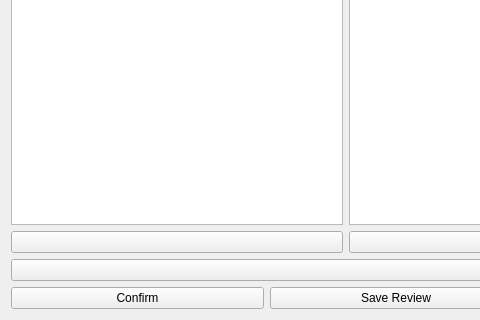
First picture: the form in gui/MaskEditingGui.ui, repository mistycheney/MouseBrainAtlas, before the edit; both pictures show x 0 to 480 and y 507 to 827 of the 1050 by 827 pixel window.
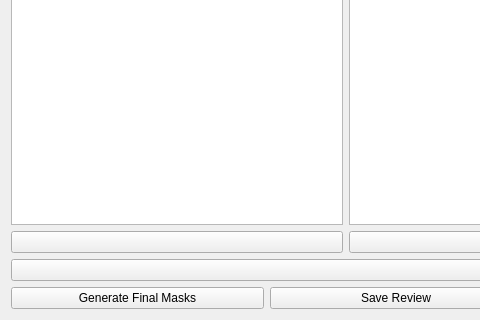
Second picture: the form after the edit.

```diff
--- a/gui/MaskEditingGui.ui
+++ b/gui/MaskEditingGui.ui
@@ -131,7 +131,7 @@
      <item>
       <widget class="QPushButton" name="button_confirmMasks">
        <property name="text">
-        <string>Confirm</string>
+        <string>Generate Final Masks</string>
        </property>
       </widget>
      </item>
```
